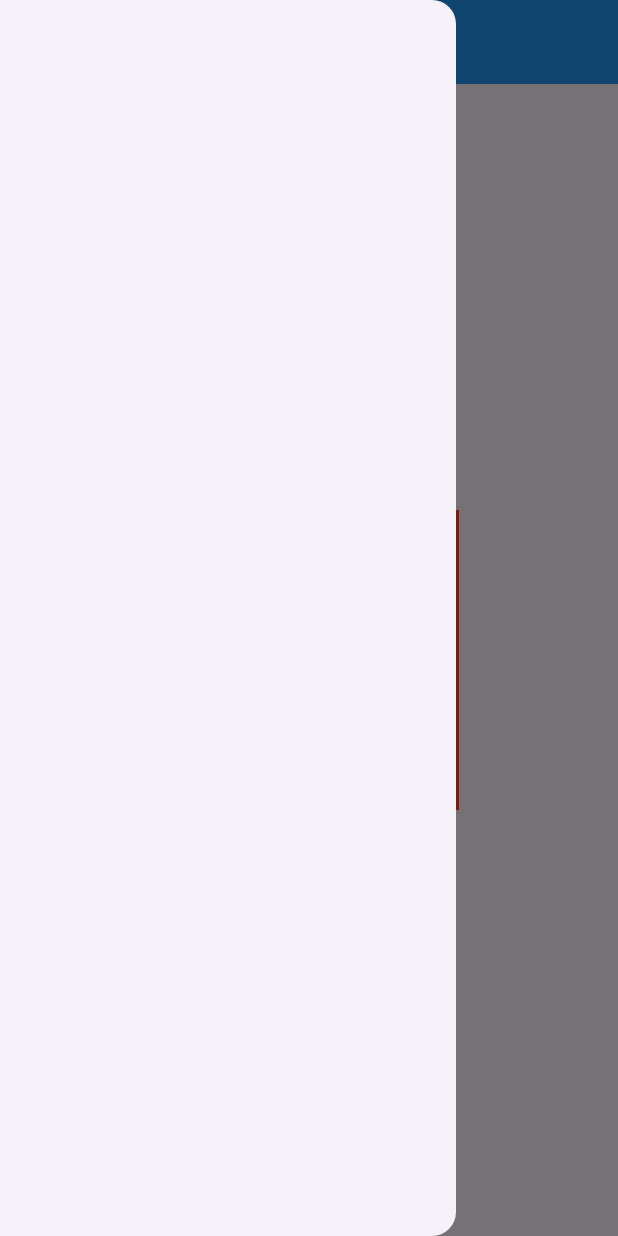
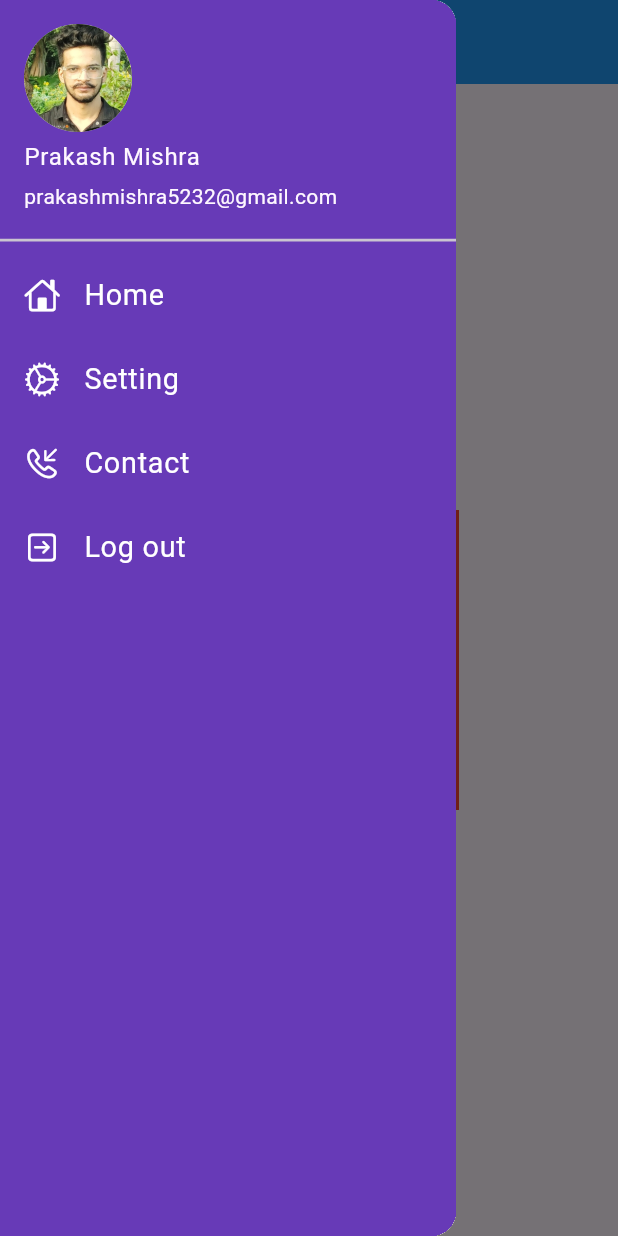
Before and after one commit to codeWithPrakash141/Practice, a Flutter app: the HomePage screen opened by its route, with the side drawer open, on a phone screen of 412 x 824 dp. Run offline on Flutter 3.47's test engine with Material 3 defaults, Android fonts, the phone set to English and light mode, and no system bars.

Commit message:
create drawer

```diff
--- /dev/null
+++ b/lib/pages/drawer.dart
@@ -0,0 +1,57 @@
+import 'package:flutter/cupertino.dart';
+import 'package:flutter/material.dart';
+
+class MyDrawer extends StatelessWidget {
+  const MyDrawer({super.key});
+
+  @override
+  Widget build(BuildContext context) {
+    return Drawer(
+      child: Container(
+        color: Colors.deepPurple,
+        child: ListView(
+          padding: EdgeInsets.zero,
+          children: const [
+            DrawerHeader(
+              padding: EdgeInsets.zero,
+                child: UserAccountsDrawerHeader(
+                  decoration: BoxDecoration(
+                    color: Colors.deepPurple
+                  ),
+                  margin: EdgeInsets.zero,
+                  accountName: Text("Prakash Mishra"),
+                  accountEmail: Text("prakashmishra5232@gmail.com"),
+                  currentAccountPicture: CircleAvatar(
+                    backgroundImage: AssetImage("assets/images/bg.jpg"),
+                  ),
+                )
+            ),
+            ListTile(
+              leading: Icon(CupertinoIcons.home,color: Colors.white,),
+              title: Text("Home",
+                textScaleFactor: 1.2,
+                style: TextStyle(color: Colors.white),
+              ),
+            ),
+            ListTile(
+              leading: Icon(CupertinoIcons.settings,color: Colors.white,),
+              title: Text("Setting",textScaleFactor: 1.2,style: TextStyle(color: Colors.white),),
+            ),
+            ListTile(
+              leading: Icon(CupertinoIcons.phone_arrow_down_left,color: Colors.white,),
+              title: Text("Contact",textScaleFactor: 1.2,style: TextStyle(color: Colors.white),),
+
+            ),
+            ListTile(
+              leading: Icon(CupertinoIcons.arrow_right_square,color: Colors.white,),
+              title: Text("Log out",textScaleFactor: 1.2,style: TextStyle(color: Colors.white),),
+            )
+
+          ],
+        ),
+
+      ),
+    );
+
+  }
+}
--- a/lib/pages/home_Page.dart
+++ b/lib/pages/home_Page.dart
@@ -1,4 +1,5 @@
 import 'package:flutter/material.dart';
+import 'package:my_flutter_app/pages/drawer.dart';
 class HomePage extends StatelessWidget {
   const HomePage({super.key});
 
@@ -19,7 +20,7 @@ class HomePage extends StatelessWidget {
 
         ),
       ),
-      drawer: Drawer(),
+      drawer: MyDrawer(),
     );
   }
 }
```
Also changed, not shown: assets/images/bg.jpg (added).
